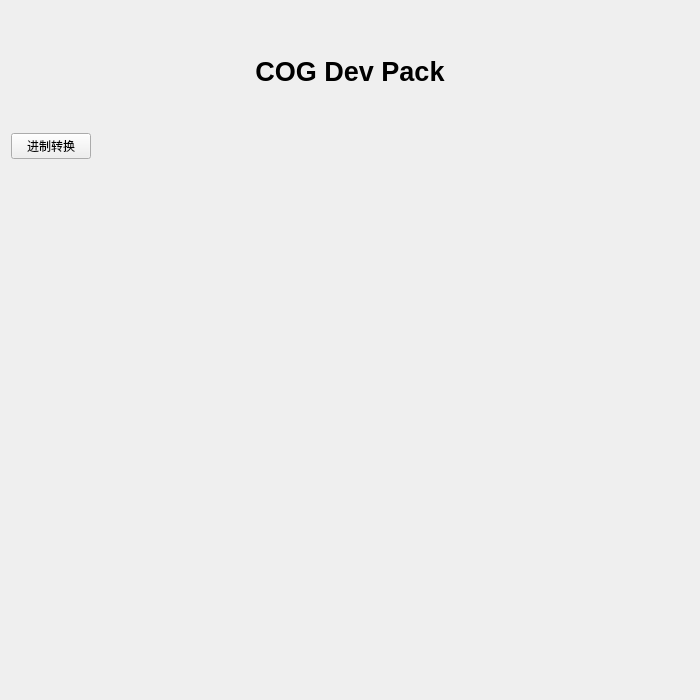
Before: the Qt Designer form _ui/umain.ui in ImaginedCreation/cog-dev-pack, drawn with Qt 5.
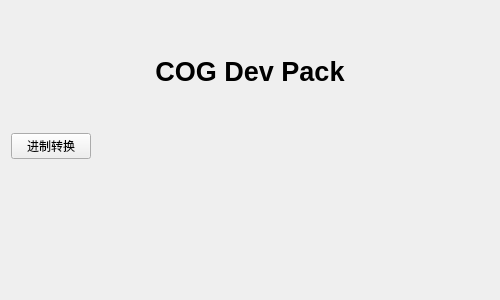
After: the same form once the commit is applied.

```diff
--- a/_ui/umain.ui
+++ b/_ui/umain.ui
@@ -6,20 +6,20 @@
    <rect>
     <x>0</x>
     <y>0</y>
-    <width>700</width>
-    <height>700</height>
+    <width>500</width>
+    <height>300</height>
    </rect>
   </property>
   <property name="minimumSize">
    <size>
-    <width>700</width>
-    <height>700</height>
+    <width>500</width>
+    <height>300</height>
    </size>
   </property>
   <property name="maximumSize">
    <size>
-    <width>700</width>
-    <height>700</height>
+    <width>500</width>
+    <height>300</height>
    </size>
   </property>
   <property name="baseSize">
```
Left out of the diff: 4 changed lines with no effect on the pictures.
